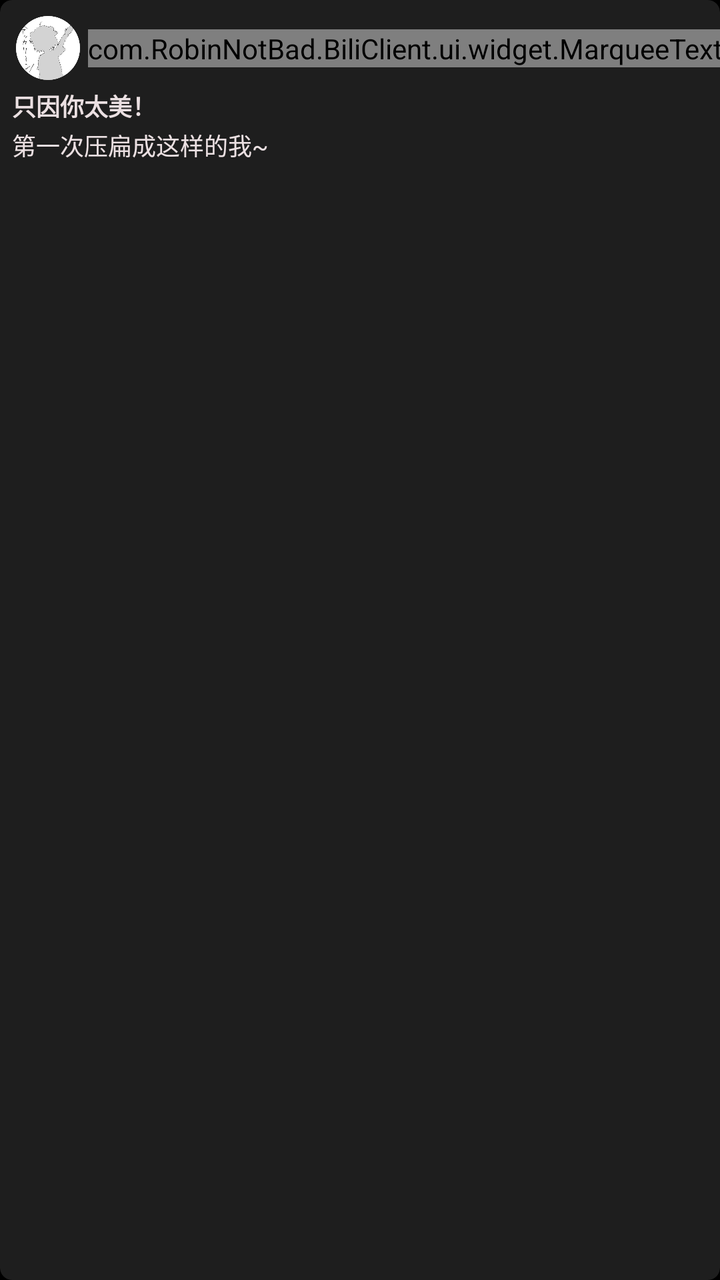
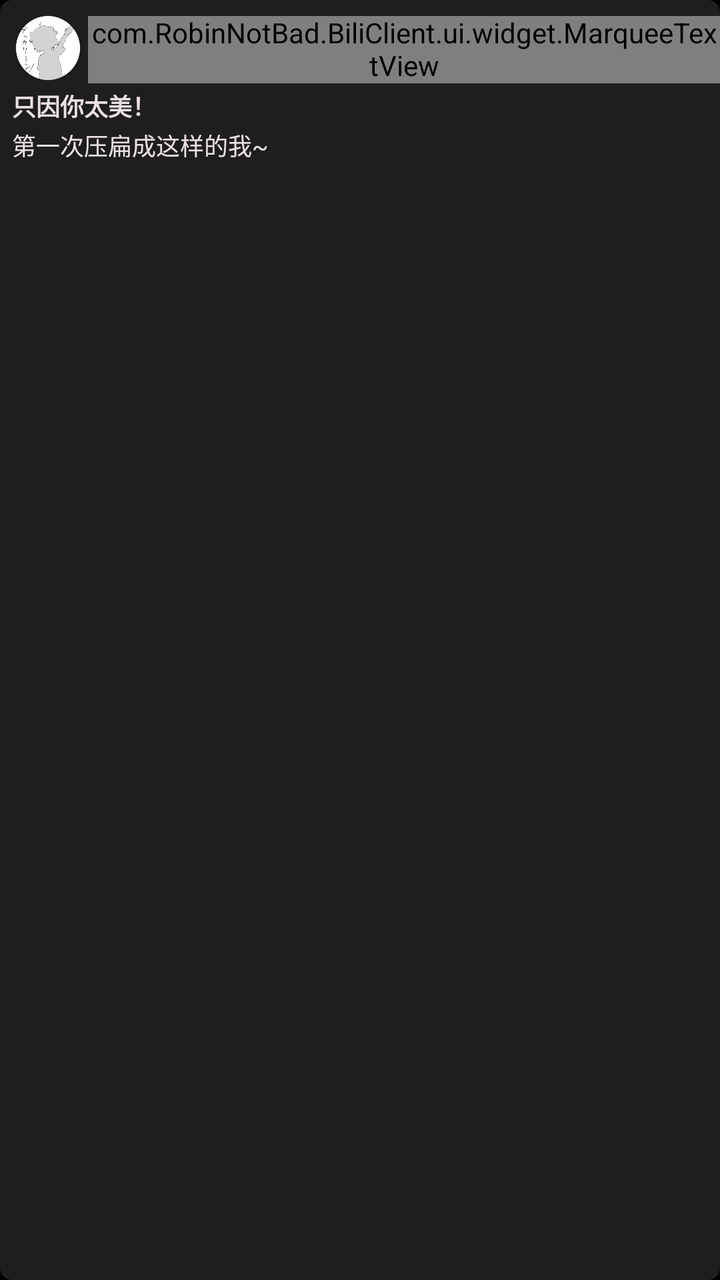

Screens rendered from an Android XML layout before and after an edit, with the pre-edit source and the edit as a unified diff.
<!-- AndroidManifest.xml: application theme Theme.BiliClient -->
<!-- res/layout/cell_dynamic_child.xml -->
<?xml version="1.0" encoding="utf-8"?>

<com.google.android.material.card.MaterialCardView xmlns:android="http://schemas.android.com/apk/res/android"
    xmlns:app="http://schemas.android.com/apk/res-auto"
    xmlns:tools="http://schemas.android.com/tools"
    android:id="@+id/childCardView"
    android:padding="2dp"
    android:layout_width="match_parent"
    android:layout_height="wrap_content">

    <androidx.constraintlayout.widget.ConstraintLayout
        android:layout_width="match_parent"
        android:layout_height="wrap_content"
        android:paddingTop="8dp"
        android:paddingBottom="6dp">

        <ImageView
            android:id="@+id/child_avatar"
            android:layout_width="32dp"
            android:layout_height="0dp"
            android:layout_marginLeft="8dp"
            android:layout_marginStart="8dp"
            android:adjustViewBounds="true"
            android:src="@mipmap/akari"
            app:layout_constraintDimensionRatio="1:1"
            app:layout_constraintStart_toStartOf="parent"
            app:layout_constraintTop_toTopOf="parent" />

        <com.RobinNotBad.BiliClient.ui.widget.MarqueeTextView
            android:id="@+id/child_username"
            android:layout_width="wrap_content"
            android:layout_height="wrap_content"
            android:layout_marginLeft="4dp"
            android:layout_marginStart="4dp"
            android:singleLine="true"
            android:text="蔡徐坤"
            android:textSize="13sp"
            app:layout_constraintBottom_toBottomOf="@+id/child_avatar"
            app:layout_constraintStart_toEndOf="@id/child_avatar"
            app:layout_constraintTop_toTopOf="@id/child_avatar" />

        <TextView
            android:id="@+id/child_title"
            android:layout_width="0dp"
            android:layout_height="wrap_content"
            android:layout_marginStart="6dp"
            android:layout_marginTop="4dp"
            android:layout_marginEnd="6dp"
            android:ellipsize="end"
            android:text="只因你太美！"
            android:textSize="12sp"
            android:textStyle="bold"
            app:layout_constraintEnd_toEndOf="parent"
            app:layout_constraintStart_toStartOf="parent"
            app:layout_constraintTop_toBottomOf="@id/child_avatar"
            tools:ignore="TouchTargetSizeCheck" />

        <TextView
            android:id="@+id/child_content"
            android:layout_width="0dp"
            android:layout_height="wrap_content"
            android:layout_marginStart="6dp"
            android:layout_marginTop="2dp"
            android:layout_marginEnd="6dp"
            android:ellipsize="end"
            android:text="第一次压扁成这样的我~"
            android:textSize="12sp"
            app:layout_constraintEnd_toEndOf="parent"
            app:layout_constraintStart_toStartOf="parent"
            app:layout_constraintTop_toBottomOf="@id/child_title"
            tools:ignore="TouchTargetSizeCheck" />

        <LinearLayout
            android:id="@+id/child_extraCard"
            android:layout_width="0dp"
            android:layout_height="wrap_content"
            android:layout_marginStart="6dp"
            android:layout_marginTop="4dp"
            android:layout_marginEnd="6dp"
            android:orientation="vertical"
            android:visibility="gone"
            app:layout_constraintBottom_toBottomOf="parent"
            app:layout_constraintEnd_toEndOf="parent"
            app:layout_constraintStart_toStartOf="parent"
            app:layout_constraintTop_toBottomOf="@id/child_content">

            <include
                android:id="@+id/dynamic_video_child"
                layout="@layout/cell_dynamic_video"
                android:layout_width="match_parent"
                android:layout_height="match_parent"
                android:visibility="gone" />

            <include
                android:id="@+id/dynamic_image_child"
                layout="@layout/cell_dynamic_image"
                android:layout_width="match_parent"
                android:layout_height="match_parent"
                android:visibility="gone" />

            <include
                android:id="@+id/dynamic_article_child"
                layout="@layout/cell_dynamic_article"
                android:layout_width="match_parent"
                android:layout_height="match_parent"
                android:visibility="gone" />
        </LinearLayout>


    </androidx.constraintlayout.widget.ConstraintLayout>

</com.google.android.material.card.MaterialCardView>
<!-- res/layout/cell_dynamic_video.xml (included above) -->
<com.google.android.material.card.MaterialCardView xmlns:android="http://schemas.android.com/apk/res/android"
    xmlns:app="http://schemas.android.com/apk/res-auto"
    android:id="@+id/videoCardView"
    android:layout_width="match_parent"
    android:layout_height="wrap_content"
    app:layout_constraintBottom_toBottomOf="parent"
    app:layout_constraintEnd_toEndOf="parent"
    app:layout_constraintStart_toStartOf="parent"
    app:layout_constraintTop_toTopOf="parent">

    <androidx.constraintlayout.widget.ConstraintLayout
        android:layout_width="match_parent"
        android:layout_height="wrap_content"
        android:paddingTop="2dp"
        android:paddingBottom="8dp">

        <ImageView
            android:id="@+id/img_cover"
            android:layout_width="0dp"
            android:layout_height="0dp"
            android:layout_marginLeft="8dp"
            android:layout_marginStart="8dp"
            android:layout_marginTop="2dp"
            android:layout_marginRight="5dp"
            android:layout_marginEnd="5dp"
            android:adjustViewBounds="true"
            app:layout_constraintBottom_toTopOf="@id/text_upname"
            app:layout_constraintDimensionRatio="16:11"
            app:layout_constraintEnd_toStartOf="@+id/guideline2"
            app:layout_constraintHorizontal_bias="0.0"
            app:layout_constraintStart_toStartOf="parent"
            app:layout_constraintTop_toTopOf="parent"
            android:src="@mipmap/placeholder" />

        <androidx.constraintlayout.widget.Guideline
            android:id="@+id/guideline2"
            android:layout_width="wrap_content"
            android:layout_height="wrap_content"
            android:orientation="vertical"
            app:layout_constraintGuide_percent="0.48" />

        <ImageView
            android:id="@+id/imageView3"
            android:layout_width="wrap_content"
            android:layout_height="0dp"
            android:layout_marginTop="1dp"
            android:layout_marginBottom="1dp"
            android:adjustViewBounds="true"
            android:alpha="0.5"
            app:layout_constraintBottom_toBottomOf="@+id/text_viewcount"
            app:layout_constraintStart_toStartOf="@+id/img_cover"
            app:layout_constraintTop_toTopOf="@+id/text_viewcount"
            app:layout_constraintVertical_bias="0.5"
            android:src="@drawable/icon_play_12" />

        <ImageView
            android:id="@+id/avatarIcon"
            android:layout_width="wrap_content"
            android:layout_height="0dp"
            android:layout_marginLeft="4dp"
            android:layout_marginStart="4dp"
            android:layout_marginTop="1dp"
            android:layout_marginBottom="1dp"
            android:adjustViewBounds="true"
            android:alpha="0.5"
            app:layout_constraintBottom_toBottomOf="@+id/text_upname"
            app:layout_constraintStart_toEndOf="@+id/text_viewcount"
            app:layout_constraintTop_toTopOf="@+id/text_upname"
            android:src="@drawable/icon_person" />

        <TextView
            android:id="@+id/text_viewcount"
            android:layout_width="wrap_content"
            android:layout_height="wrap_content"
            android:layout_marginTop="6dp"
            android:alpha="0.5"
            android:textSize="11sp"
            app:layout_constraintBottom_toBottomOf="parent"
            app:layout_constraintStart_toEndOf="@+id/imageView3"
            app:layout_constraintTop_toBottomOf="@+id/img_cover"
            app:layout_constraintVertical_bias="0.0" />

        <TextView
            android:id="@+id/text_upname"
            android:layout_width="0dp"
            android:layout_height="wrap_content"
            android:alpha="0.5"
            android:ellipsize="end"
            android:lines="1"
            android:textSize="11sp"
            app:layout_constraintBottom_toBottomOf="@+id/text_viewcount"
            app:layout_constraintEnd_toEndOf="parent"
            app:layout_constraintStart_toEndOf="@+id/avatarIcon"
            app:layout_constraintTop_toTopOf="@+id/text_viewcount" />

        <TextView
            android:id="@+id/text_title"
            android:layout_width="0dp"
            android:layout_height="wrap_content"
            android:layout_marginLeft="4dp"
            android:layout_marginStart="4dp"
            android:layout_marginRight="10dp"
            android:layout_marginEnd="10dp"
            android:ellipsize="end"
            android:gravity="center_vertical"
            android:maxLines="3"
            android:text="标题标题标题标题标题标题标题标题标题标题标题标题标题标题标题标题"
            android:textSize="12sp"
            app:layout_constraintBottom_toBottomOf="@+id/img_cover"
            app:layout_constraintEnd_toEndOf="parent"
            app:layout_constraintStart_toStartOf="@+id/guideline2"
            app:layout_constraintTop_toTopOf="@+id/img_cover" />

    </androidx.constraintlayout.widget.ConstraintLayout>
</com.google.android.material.card.MaterialCardView>
<!-- res/layout/cell_dynamic_image.xml (included above) -->
<?xml version="1.0" encoding="utf-8"?>

<FrameLayout xmlns:android="http://schemas.android.com/apk/res/android"
    xmlns:tools="http://schemas.android.com/tools"
    xmlns:app="http://schemas.android.com/apk/res-auto"
    android:layout_width="match_parent"
    android:layout_height="wrap_content">

    <androidx.constraintlayout.utils.widget.ImageFilterView
        android:id="@+id/imageView"
        android:layout_width="match_parent"
        android:layout_height="wrap_content"
        android:adjustViewBounds="true"
        app:round="@dimen/card_round"
        android:clickable="true"
        android:focusable="true"
        android:foreground="@drawable/background_button_compat"
        android:src="@mipmap/placeholder"
        tools:ignore="UnusedAttribute" />

    <TextView
        android:id="@+id/imageCount"
        android:layout_width="wrap_content"
        android:layout_height="wrap_content"
        android:layout_gravity="end|bottom"
        android:layout_marginRight="3dp"
        android:layout_marginEnd="3dp"
        android:layout_marginBottom="3dp"
        android:background="#64555555"
        android:text="共1张图片"
        android:textSize="12sp"
        android:visibility="gone" />
</FrameLayout>
<!-- res/layout/cell_dynamic_article.xml (included above) -->
<com.google.android.material.card.MaterialCardView xmlns:android="http://schemas.android.com/apk/res/android"
    xmlns:app="http://schemas.android.com/apk/res-auto"
    android:id="@+id/articleCardView"
    android:layout_width="match_parent"
    android:layout_height="wrap_content"
    app:layout_constraintBottom_toBottomOf="parent"
    app:layout_constraintEnd_toEndOf="parent"
    app:layout_constraintStart_toStartOf="parent"
    app:layout_constraintTop_toTopOf="parent">

    <androidx.constraintlayout.widget.ConstraintLayout
        android:layout_width="match_parent"
        android:layout_height="wrap_content"
        android:paddingTop="2dp"
        android:paddingBottom="8dp">

        <ImageView
            android:id="@+id/img_cover"
            android:layout_width="0dp"
            android:layout_height="0dp"
            android:layout_marginLeft="8dp"
            android:layout_marginStart="8dp"
            android:layout_marginTop="2dp"
            android:layout_marginRight="5dp"
            android:layout_marginEnd="5dp"
            android:adjustViewBounds="true"
            app:layout_constraintBottom_toTopOf="@id/text_upname"
            app:layout_constraintDimensionRatio="16:11"
            app:layout_constraintEnd_toStartOf="@+id/guideline2"
            app:layout_constraintHorizontal_bias="0.0"
            app:layout_constraintStart_toStartOf="parent"
            app:layout_constraintTop_toTopOf="parent"
            android:src="@mipmap/placeholder" />

        <androidx.constraintlayout.widget.Guideline
            android:id="@+id/guideline2"
            android:layout_width="wrap_content"
            android:layout_height="wrap_content"
            android:orientation="vertical"
            app:layout_constraintGuide_percent="0.48" />

        <ImageView
            android:id="@+id/imageView3"
            android:layout_width="wrap_content"
            android:layout_height="0dp"
            android:layout_marginTop="1dp"
            android:layout_marginBottom="1dp"
            android:adjustViewBounds="true"
            android:alpha="0.5"
            app:layout_constraintBottom_toBottomOf="@+id/listReadTimes"
            app:layout_constraintStart_toStartOf="@+id/img_cover"
            app:layout_constraintTop_toTopOf="@+id/listReadTimes"
            app:layout_constraintVertical_bias="0.5"
            android:src="@drawable/icon_cv" />

        <ImageView
            android:id="@+id/avatarIcon"
            android:layout_width="wrap_content"
            android:layout_height="0dp"
            android:layout_marginLeft="4dp"
            android:layout_marginStart="4dp"
            android:layout_marginTop="1dp"
            android:layout_marginBottom="1dp"
            android:adjustViewBounds="true"
            android:alpha="0.5"
            app:layout_constraintBottom_toBottomOf="@+id/text_upname"
            app:layout_constraintStart_toEndOf="@+id/listReadTimes"
            app:layout_constraintTop_toTopOf="@+id/text_upname"
            android:src="@drawable/icon_person" />

        <TextView
            android:id="@+id/listReadTimes"
            android:layout_width="wrap_content"
            android:layout_height="wrap_content"
            android:layout_marginTop="6dp"
            android:alpha="0.5"
            android:textSize="11sp"
            app:layout_constraintBottom_toBottomOf="parent"
            app:layout_constraintStart_toEndOf="@+id/imageView3"
            app:layout_constraintTop_toBottomOf="@+id/img_cover"
            app:layout_constraintVertical_bias="0.0" />

        <com.RobinNotBad.BiliClient.ui.widget.MarqueeTextView
            android:id="@+id/text_upname"
            android:layout_width="0dp"
            android:layout_height="wrap_content"
            android:alpha="0.5"
            android:singleLine="true"
            android:textSize="11sp"
            app:layout_constraintBottom_toBottomOf="@+id/listReadTimes"
            app:layout_constraintEnd_toEndOf="parent"
            app:layout_constraintStart_toEndOf="@+id/avatarIcon"
            app:layout_constraintTop_toTopOf="@+id/listReadTimes" />

        <TextView
            android:id="@+id/listArticleTitle"
            android:layout_width="0dp"
            android:layout_height="wrap_content"
            android:layout_marginLeft="8dp"
            android:layout_marginStart="8dp"
            android:layout_marginRight="10dp"
            android:layout_marginEnd="10dp"
            android:ellipsize="end"
            android:gravity="center_vertical"
            android:maxLines="3"
            android:text="标题标题标题标题标题标题标题标题标题标题标题标题"
            android:textSize="12sp"
            app:layout_constraintBottom_toBottomOf="@+id/img_cover"
            app:layout_constraintEnd_toEndOf="parent"
            app:layout_constraintStart_toStartOf="@+id/guideline2"
            app:layout_constraintTop_toTopOf="parent" />
    </androidx.constraintlayout.widget.ConstraintLayout>
</com.google.android.material.card.MaterialCardView>
<!-- resources referenced by this layout -->
<resources>
  <style name="Theme.BiliClient" parent="Theme.MaterialComponents.NoActionBar">
          <item name="android:windowFullscreen">true</item>
          <item name="android:windowBackground">@color/bgblack</item>
          <item name="statusBarBackground">@color/pink</item>
          <item name="android:colorForeground">@color/textwhite</item>
          <item name="colorOnPrimary">@color/textwhite</item>
          <item name="colorPrimary">@color/textwhite</item>
          <item name="android:windowIsTranslucent">false</item>
          <item name="android:windowSwipeToDismiss" tools:ignore="NewApi">true</item>
  
          <item name="android:textViewStyle">@style/TextViewSytle</item>
          <item name="editTextStyle">@style/EditTextStyle</item>
          <item name="materialCardViewStyle">@style/CardStyle</item>
          <item name="materialButtonStyle">@style/ButtonStyle</item>
          <item name="switchStyle">@style/SwitchCompatStyle</item>
          <item name="radioButtonStyle">@style/RadioButtonStyle</item>
          <item name="recyclerViewStyle">@style/ListStyle</item>
  
          <item name="colorSwitchThumbNormal">@color/textwhite</item>
          <item name="colorControlActivated">@color/textwhite</item>
          <item name="colorControlNormal">@color/color_ripple</item>
          <item name="android:textColor">@color/textwhite</item>
          <item name="android:textSize">14sp</item>
      </style>
  <!-- unchanged entries left out for length: 21 -->
</resources>

<!-- the commit's change to res/layout/cell_dynamic_child.xml (unified diff, before → after) -->
@@ -28,7 +28,7 @@
 
         <com.RobinNotBad.BiliClient.ui.widget.MarqueeTextView
             android:id="@+id/child_username"
-            android:layout_width="wrap_content"
+            android:layout_width="0dp"
             android:layout_height="wrap_content"
             android:layout_marginLeft="4dp"
             android:layout_marginStart="4dp"
@@ -37,6 +37,21 @@
             android:textSize="13sp"
             app:layout_constraintBottom_toBottomOf="@+id/child_avatar"
             app:layout_constraintStart_toEndOf="@id/child_avatar"
+            app:layout_constraintEnd_toStartOf="@id/child_dynamic_report"
+            app:layout_constraintTop_toTopOf="@id/child_avatar" />
+
+        <androidx.appcompat.widget.AppCompatImageButton
+            android:id="@+id/child_dynamic_report"
+            android:layout_width="36dp"
+            android:layout_height="36dp"
+            android:layout_marginEnd="4dp"
+            android:padding="9dp"
+            android:scaleType="fitCenter"
+            android:background="@drawable/background_reply_report"
+            android:visibility="gone"
+            android:contentDescription="@string/dynamic_report_button"
+            app:srcCompat="@drawable/icon_reply_report"
+            app:layout_constraintEnd_toEndOf="parent"
             app:layout_constraintTop_toTopOf="@id/child_avatar" />
 
         <TextView
<!-- resource entries referenced after the edit -->
@@ -1,5 +1,28 @@
 <!-- resources referenced by this layout -->
 <resources>
+  <!-- drawable background_reply_report (drawable) -->
+  <?xml version="1.0" encoding="utf-8"?>
+  <selector xmlns:android="http://schemas.android.com/apk/res/android">
+      <item android:state_pressed="true">
+          <shape><corners android:radius="8dp" /><solid android:color="#555555" /></shape>
+      </item>
+      <item android:state_focused="true">
+          <shape><corners android:radius="8dp" /><solid android:color="#444444" /></shape>
+      </item>
+      <item>
+          <shape><corners android:radius="8dp" /><solid android:color="#00000000" /></shape>
+      </item>
+  </selector>
+  <!-- drawable icon_reply_report (drawable) -->
+  <?xml version="1.0" encoding="utf-8"?>
+  <vector xmlns:android="http://schemas.android.com/apk/res/android"
+      android:width="18dp" android:height="18dp"
+      android:viewportWidth="24" android:viewportHeight="24">
+      <path android:fillColor="#00000000" android:strokeColor="#ebe0e2"
+          android:strokeWidth="1.7" android:strokeLineCap="round" android:strokeLineJoin="round"
+          android:pathData="M12,3L22,21H2Z M12,9V14 M12,17V17.2" />
+  </vector>
+  <string name="dynamic_report_button">举报动态</string>
   <style name="Theme.BiliClient" parent="Theme.MaterialComponents.NoActionBar">
           <item name="android:windowFullscreen">true</item>
           <item name="android:windowBackground">@color/bgblack</item>
@@ -17,6 +40,7 @@
           <item name="switchStyle">@style/SwitchCompatStyle</item>
           <item name="radioButtonStyle">@style/RadioButtonStyle</item>
           <item name="recyclerViewStyle">@style/ListStyle</item>
+          <item name="alertDialogTheme">@style/TerminalAlertDialogTheme</item>
   
           <item name="colorSwitchThumbNormal">@color/textwhite</item>
           <item name="colorControlActivated">@color/textwhite</item>
@@ -24,6 +48,41 @@
           <item name="android:textColor">@color/textwhite</item>
           <item name="android:textSize">14sp</item>
       </style>
+  <style name="TerminalAlertDialogTheme" parent="ThemeOverlay.AppCompat.Dialog.Alert">
+          <item name="android:windowBackground">@drawable/background_terminal_dialog</item>
+          <item name="android:windowMinWidthMajor">0dp</item>
+          <item name="android:windowMinWidthMinor">0dp</item>
+          <item name="android:colorBackground">#262626</item>
+          <item name="android:colorForeground">#ffffff</item>
+          <item name="android:textColorPrimary">#ffffff</item>
+          <item name="android:textColorSecondary">#dddddd</item>
+          <item name="colorAccent">#ffffff</item>
+          <item name="colorControlActivated">#ffffff</item>
+          <item name="dialogPreferredPadding">12dp</item>
+          <item name="buttonBarPositiveButtonStyle">@style/TerminalDialogButton</item>
+          <item name="buttonBarNegativeButtonStyle">@style/TerminalDialogButton</item>
+          <item name="buttonBarNeutralButtonStyle">@style/TerminalDialogButton</item>
+          <item name="textAppearanceListItem">@style/TerminalDialogListText</item>
+          <item name="textAppearanceListItemSmall">@style/TerminalDialogListText</item>
+      </style>
+  <!-- drawable background_terminal_dialog (drawable) -->
+  <?xml version="1.0" encoding="utf-8"?>
+  <shape xmlns:android="http://schemas.android.com/apk/res/android" android:shape="rectangle">
+      <solid android:color="#262626" />
+      <corners android:radius="8dp" />
+  </shape>
+  <style name="TerminalDialogButton" parent="Widget.AppCompat.Button.Borderless">
+          <item name="android:textColor">#ffffff</item>
+          <item name="android:textSize">13sp</item>
+          <item name="android:textAllCaps">false</item>
+          <item name="android:background">@drawable/background_button_compat</item>
+          <item name="android:minWidth">48dp</item>
+          <item name="android:minHeight">40dp</item>
+      </style>
+  <style name="TerminalDialogListText" parent="TextAppearance.AppCompat.Body1">
+          <item name="android:textColor">#ffffff</item>
+          <item name="android:textSize">14sp</item>
+      </style>
   <!-- unchanged entries left out for length: 21 -->
 </resources>
 
